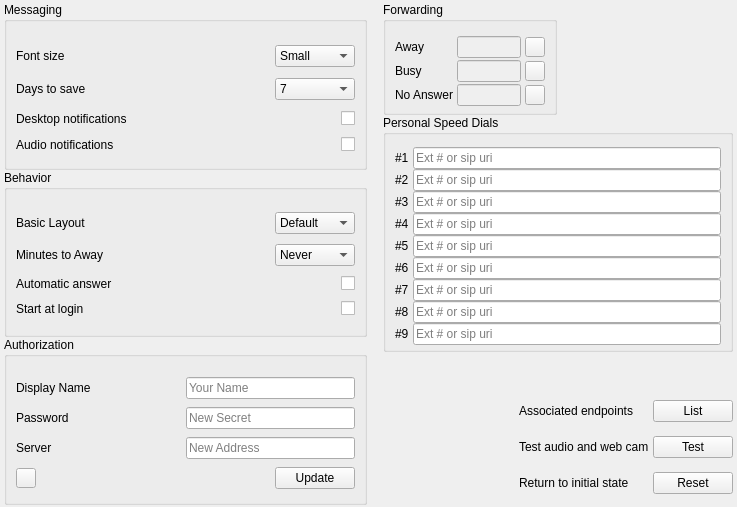
Old version of the form Desktop/options.ui in the repository dyfet/tycho_sipwitchqt.
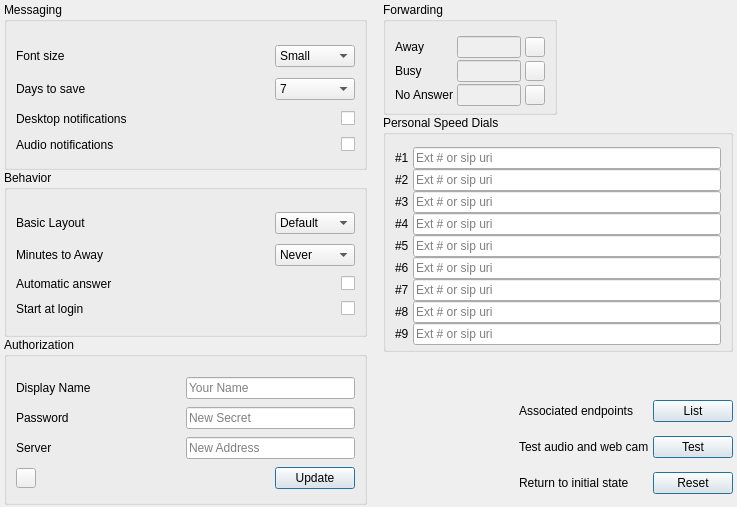
New version of the form. Icons and pictures are not drawn.

What changed in the file:
```diff
--- a/Desktop/options.ui
+++ b/Desktop/options.ui
@@ -479,6 +479,9 @@
          <property name="text">
           <string>Reset</string>
          </property>
+         <property name="default">
+          <bool>true</bool>
+         </property>
         </widget>
        </item>
        <item row="2" column="2">
@@ -498,6 +501,9 @@
          <property name="text">
           <string>List</string>
          </property>
+         <property name="default">
+          <bool>true</bool>
+         </property>
         </widget>
        </item>
        <item row="2" column="1">
@@ -547,6 +553,9 @@
          <property name="text">
           <string>Test</string>
          </property>
+         <property name="default">
+          <bool>true</bool>
+         </property>
         </widget>
        </item>
        <item row="4" column="1">
@@ -1106,6 +1115,9 @@
             <property name="text">
              <string>Update</string>
             </property>
+            <property name="default">
+             <bool>true</bool>
+            </property>
            </widget>
           </item>
          </layout>
```
